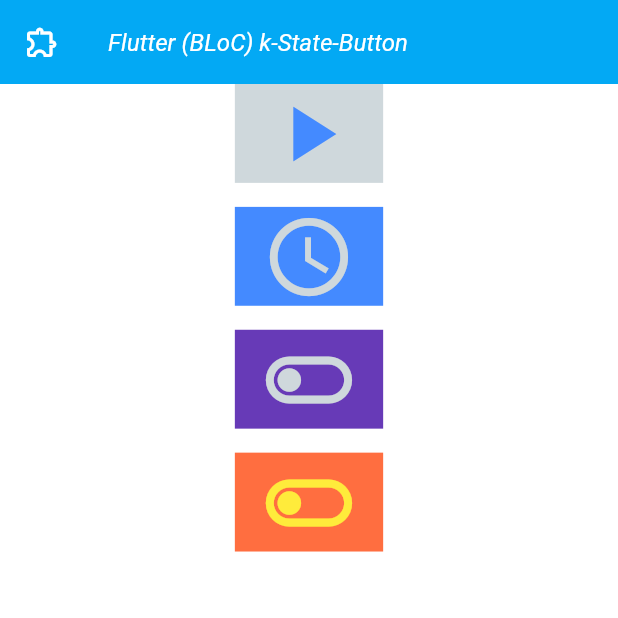
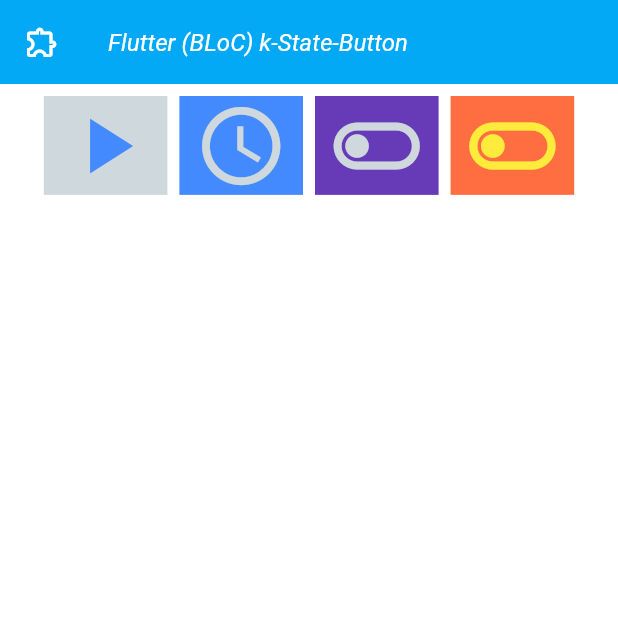
Before and after one commit to mk590901/Event-driven-BLoC-s-switch-widgets, a Flutter app: the screen it shows after launch, on a phone screen of 412 x 824 dp, the top half of it. Run offline on Flutter 3.47's test engine with Material 3 defaults, Android fonts, the phone set to English and light mode, and no system bars; our stand-ins replace flutter_bloc.

Commit message:
Refactoring 6

```diff
--- a/lib/main.dart
+++ b/lib/main.dart
@@ -19,6 +19,7 @@ class MyApp extends StatelessWidget {
     );
   }
 }
+
 
 class AppHomePage extends StatelessWidget {
   const AppHomePage({super.key, required this.title});
@@ -43,11 +44,10 @@ class AppHomePage extends StatelessWidget {
     FlatSwitch(
       backgroundColor: Colors.deepOrangeAccent,
       foregroundColor: Colors.yellow,
-      width: 24,
+      width: 20,
       height: 16,
       T: Icons.toggle_on_outlined,
       F: Icons.toggle_off_outlined,
-      //iDone: null,
       onAction: () {},
     );
 
@@ -55,11 +55,10 @@ class AppHomePage extends StatelessWidget {
     FlatSwitch(
         backgroundColor: Colors.deepPurple,
         foregroundColor: Colors.blueGrey.shade100,
-        width: 24,
+        width: 20,
         height: 16,
         T: Icons.toggle_on_outlined,
         F: Icons.toggle_off_outlined,
-        //iDone: null,
         onAction: () {
           yellow.done();
         }
@@ -69,11 +68,10 @@ class AppHomePage extends StatelessWidget {
     FlatSwitch(
         backgroundColor: Colors.blueAccent,
         foregroundColor: Colors.blueGrey.shade100,
-        width: 24,
+        width: 20,
         height: 16,
         T: Icons.access_alarm,
         F: Icons.access_time,
-        //iDone: null,
         onAction: () {
           purple.done();
         }
@@ -84,49 +82,25 @@ class AppHomePage extends StatelessWidget {
       appBar: appBar,
       body: SingleChildScrollView(
         child: Center(
-          child: Column(
+          child: Row(
             mainAxisAlignment: MainAxisAlignment.center,
             children: [
-              // const SizedBox(height: 16.0),
-              // IconTileWidget(
-              //     tileColor: Colors.blueGrey.shade300,
-              //     iconColor: Colors.amber.shade200),
-              // const SizedBox(height: 16.0),
-              // IconTileWidget(
-              //     tileColor: Colors.blueGrey.shade200,
-              //     iconColor: Colors.purple.shade300),
-              // const SizedBox(height: 16.0),
+              ButtonBar(
+                  alignment: MainAxisAlignment.center,
+                  children: <Widget>[
                     FlatSwitch(
                         backgroundColor: Colors.blueGrey.shade100,
                         foregroundColor: Colors.blueAccent,
-                  width: 24,
+                        width: 20,
                         height: 16,
                         T: Icons.pause_sharp,
                         F: Icons.play_arrow_sharp,
-                  //iDone: null,
                         onAction: () {}
                     ),
-              const SizedBox(height: 16.0),
                     blue,
-              const SizedBox(height: 16.0),
-              // ButtonWidget(
-              //   backgroundColor: Colors.deepPurple,
-              //   foregroundColor: Colors.blueGrey.shade100,
-              //   width: 24,
-              //   height: 16,
-              //   T: Icons.toggle_on_outlined,
-              //   F: Icons.toggle_off_outlined,
-              //   iDone: null,
-              //   onAction: () {
-              //     yellow.done();
-              //   }
-              // ),
                     purple,
-              const SizedBox(height: 16.0),
                     yellow,
-              const SizedBox(height: 16.0),
-              const SizedBox(height: 16.0),
-              const SizedBox(height: 16.0),
+                  ]),
             ],
           ),
         ),
```
Also changed, not shown: lib/state_machines/basic_state_machine.dart (+0 -34 lines). Lines whose indentation alone changed are shown as unchanged.
